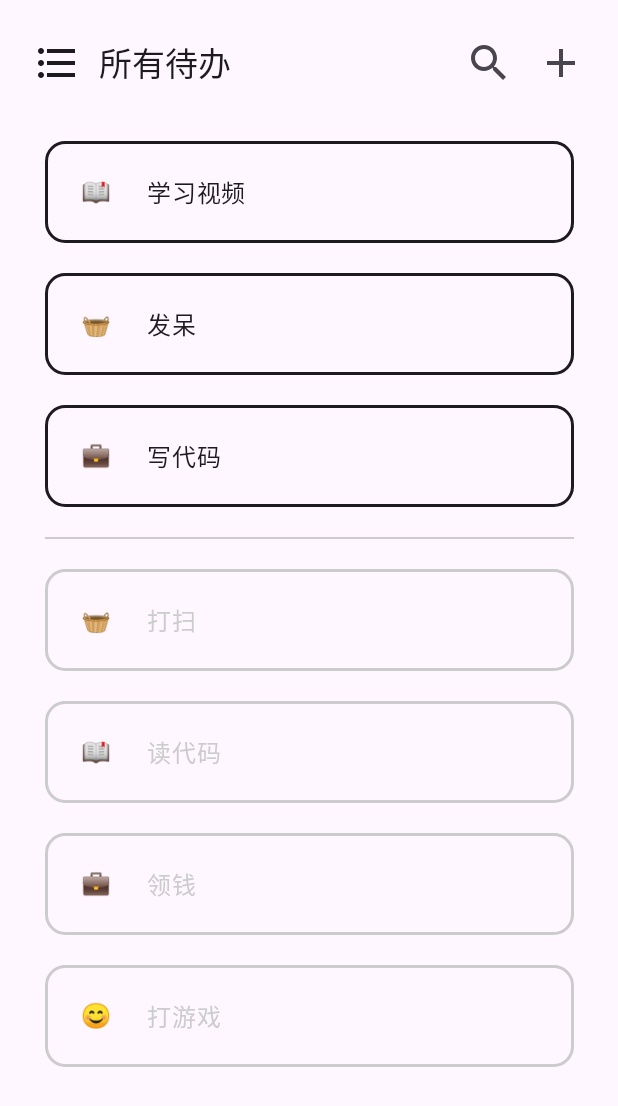
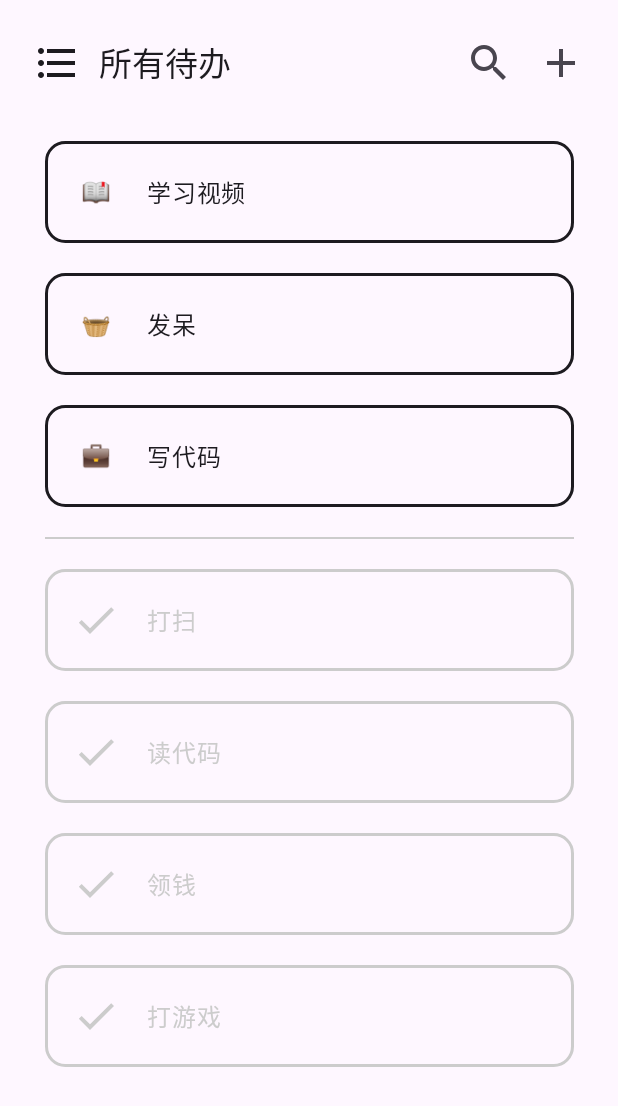
Before and after one commit to caoyfcode/todo_app, an Android app built with Jetpack Compose: the screen it shows after launch (MainActivity), after a tap on an icon or button, on a phone screen of 412 x 824 dp. Shown: the top 1106 px of the screen. Run offline under Robolectric (Android 15) with nearby library versions, the phone set to English and light mode, and no system bars; our stand-ins replace livedata-compose, window size class; 3 other taps on this screen came first.

Commit message:
feat(ui): 为 check/uncheck 待办添加动画
1. 借用 `LazyColumn` 的子项的 `Modifier.animateItemPlacement()` 实现子项移位的动画, 使用这种动画需要为 `items` 函数添加一个 `key` 参数用来确定子项
2. 修改已完成的 TodoItem 前的 icon, 不再使用 group 的 icon, 而是使用对号

```diff
--- a/app/src/main/java/com/github/caoyfcode/todo/ui/Item.kt
+++ b/app/src/main/java/com/github/caoyfcode/todo/ui/Item.kt
@@ -10,10 +10,14 @@ import androidx.compose.material3.*
 import androidx.compose.runtime.Composable
 import androidx.compose.ui.Alignment
 import androidx.compose.ui.Modifier
+import androidx.compose.ui.res.painterResource
+import androidx.compose.ui.res.stringResource
 import androidx.compose.ui.unit.dp
+import com.github.caoyfcode.todo.R
 
 @Composable
 fun TodoItem(
+    modifier: Modifier = Modifier,
     emoji: String,
     subject: String,
     checked: Boolean,
@@ -25,8 +29,7 @@ fun TodoItem(
         MaterialTheme.colorScheme.onBackground
     }
     Surface(
-        modifier = Modifier
-            .fillMaxWidth(),
+        modifier = modifier.fillMaxWidth(),
         shape = RoundedCornerShape(20),
         border = BorderStroke(2.dp, contentColor),
         color = MaterialTheme.colorScheme.background,
@@ -38,7 +41,14 @@ fun TodoItem(
             verticalAlignment = Alignment.CenterVertically,
         ) {
             IconButton(onClick = onToggleChecked) {
-                Text(text = emoji)
+                if (!checked) {
+                    Text(text = emoji)
+                } else {
+                    Icon(
+                        painter = painterResource(id = R.drawable.check),
+                        contentDescription = stringResource(id = R.string.checked_todo)
+                    )
+                }
             }
             Text(text = subject)
         }
--- a/app/src/main/java/com/github/caoyfcode/todo/ui/Screen.kt
+++ b/app/src/main/java/com/github/caoyfcode/todo/ui/Screen.kt
@@ -1,5 +1,6 @@
 package com.github.caoyfcode.todo.ui
 
+import androidx.compose.foundation.ExperimentalFoundationApi
 import androidx.compose.foundation.layout.*
 import androidx.compose.foundation.lazy.LazyColumn
 import androidx.compose.foundation.lazy.items
@@ -114,6 +115,7 @@ fun TopBar(
  * @param checkedTodos a list of (uid, group emoji, subject)
  * @param uncheckedTodos same
  */
+@OptIn(ExperimentalFoundationApi::class)
 @Composable
 fun Content(
     paddingValues: PaddingValues,
@@ -143,8 +145,9 @@ fun Content(
                 horizontalAlignment = Alignment.CenterHorizontally,
                 verticalArrangement = Arrangement.spacedBy(20.dp), // 没项相隔 20dp
             ) {
-                items(uncheckedTodos) {
+                items(uncheckedTodos, key = { it.first }) {
                     TodoItem(
+                        modifier = Modifier.animateItemPlacement(),
                         emoji = it.second,
                         subject = it.third,
                         checked = false,
@@ -156,8 +159,9 @@ fun Content(
                 item {
                     Divider(color = MaterialTheme.colorScheme.secondary)
                 }
-                items(checkedTodos) {
+                items(checkedTodos, key = { it.first }) {
                     TodoItem(
+                        modifier = Modifier.animateItemPlacement(),
                         emoji = it.second,
                         subject = it.third,
                         checked = true,
```
